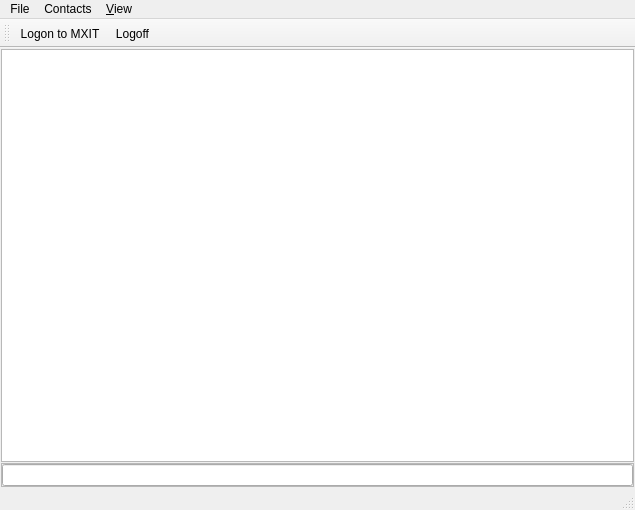
marcbowes/mxitc, file src/gui/mxitc.ui: the form before one commit.
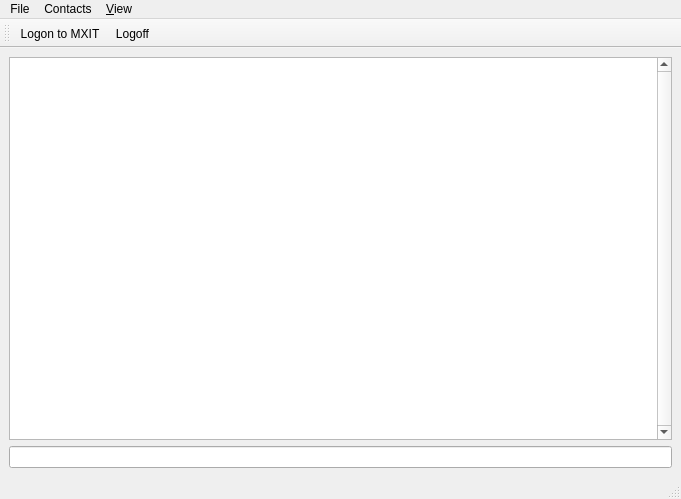
The form after the commit.

Commit message: made widgets state saved, and changed nothing on chat window ...

```diff
--- a/src/gui/mxitc.ui
+++ b/src/gui/mxitc.ui
@@ -6,8 +6,8 @@
    <rect>
     <x>0</x>
     <y>0</y>
-    <width>635</width>
-    <height>510</height>
+    <width>681</width>
+    <height>499</height>
    </rect>
   </property>
   <property name="windowTitle">
@@ -15,46 +15,31 @@
   </property>
   <widget class="QWidget" name="centralwidget">
    <layout class="QVBoxLayout" name="verticalLayout">
-    <property name="spacing">
-     <number>1</number>
-    </property>
-    <property name="margin">
-     <number>1</number>
-    </property>
     <item>
      <widget class="QTextEdit" name="mainTextArea">
-      <property name="readOnly">
-       <bool>true</bool>
-      </property>
-     </widget>
-    </item>
-    <item>
-     <widget class="QFrame" name="frame">
       <property name="sizePolicy">
-       <sizepolicy hsizetype="MinimumExpanding" vsizetype="Minimum">
+       <sizepolicy hsizetype="Expanding" vsizetype="Expanding">
         <horstretch>0</horstretch>
         <verstretch>0</verstretch>
        </sizepolicy>
       </property>
-      <property name="frameShape">
-       <enum>QFrame::StyledPanel</enum>
+      <property name="autoFillBackground">
+       <bool>true</bool>
       </property>
-      <property name="frameShadow">
-       <enum>QFrame::Raised</enum>
+      <property name="verticalScrollBarPolicy">
+       <enum>Qt::ScrollBarAlwaysOn</enum>
       </property>
-      <layout class="QHBoxLayout" name="horizontalLayout">
-       <property name="spacing">
-        <number>0</number>
-       </property>
-       <property name="margin">
-        <number>0</number>
-       </property>
-       <item>
-        <widget class="QLineEdit" name="chatInput"/>
-       </item>
-      </layout>
+      <property name="horizontalScrollBarPolicy">
+       <enum>Qt::ScrollBarAlwaysOff</enum>
+      </property>
+      <property name="readOnly">
+       <bool>true</bool>
+      </property>
      </widget>
     </item>
+    <item>
+     <widget class="QLineEdit" name="chatInput"/>
+    </item>
    </layout>
   </widget>
   <widget class="QMenuBar" name="menubar">
@@ -62,7 +47,7 @@
     <rect>
      <x>0</x>
      <y>0</y>
-     <width>635</width>
+     <width>681</width>
      <height>25</height>
     </rect>
    </property>
@@ -99,6 +84,12 @@
   </widget>
   <widget class="QStatusBar" name="statusbar"/>
   <widget class="QToolBar" name="toolBar">
+   <property name="sizePolicy">
+    <sizepolicy hsizetype="Preferred" vsizetype="MinimumExpanding">
+     <horstretch>0</horstretch>
+     <verstretch>0</verstretch>
+    </sizepolicy>
+   </property>
    <property name="windowTitle">
     <string>toolBar</string>
    </property>
```
The commit also changes 9 other files.
